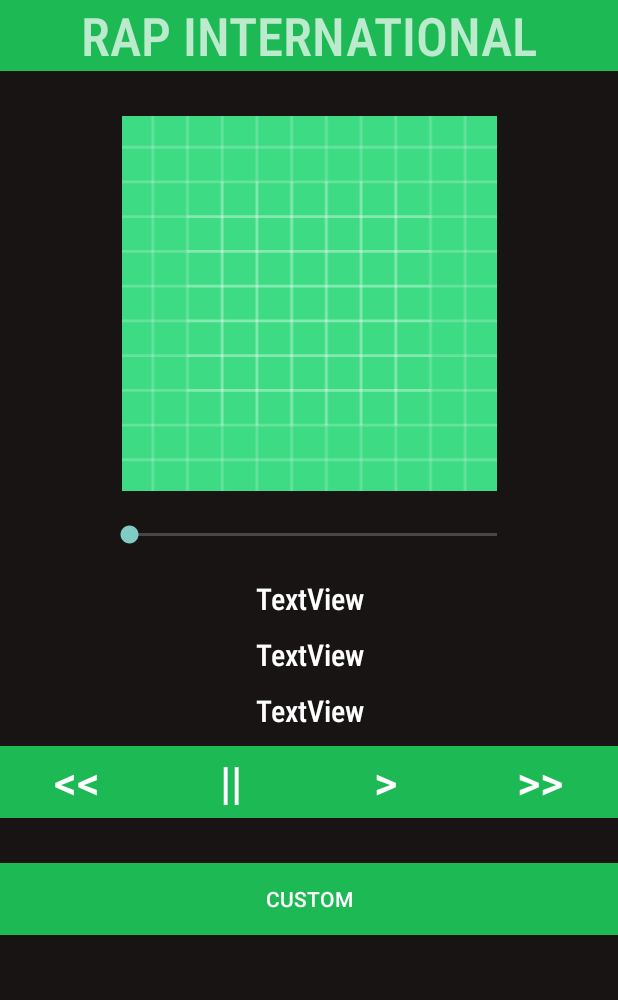
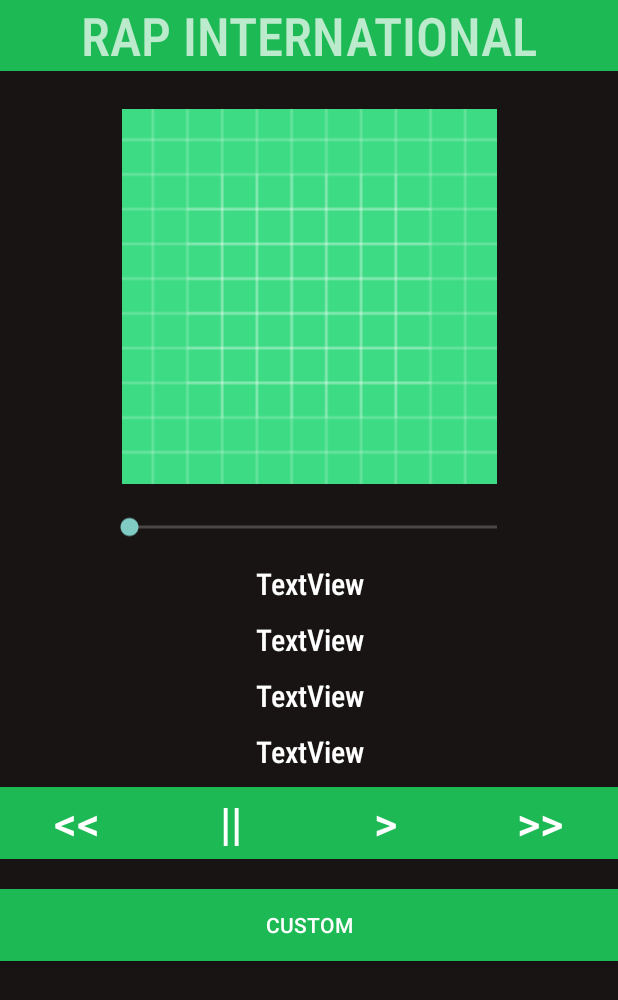
Before and after one commit to qRayne/Clone-Spotify, an Android app: the layout activity_main.xml on its own in the app's theme, with its tools: preview values and no code run, on a phone screen of 412 x 824 dp. Shown: the top 1000 px of the screen. Run offline under Robolectric (Android 15) with nearby library versions, the phone set to English and light mode, and no system bars.

Commit message:
added duration when song is played

```diff
--- a/Code/app/src/main/java/com/example/clonespotify/MainActivity.java
+++ b/Code/app/src/main/java/com/example/clonespotify/MainActivity.java
@@ -21,10 +21,12 @@ import androidx.appcompat.app.AppCompatActivity;
 
 import com.spotify.protocol.client.CallResult;
 
+import java.util.concurrent.TimeUnit;
+
 public class MainActivity extends AppCompatActivity {
 
     ImageView imageCover;
-    TextView textViewArtiste, textViewChanson,textViewTemps,titleApp2;
+    TextView textViewArtiste, textViewChanson,textViewTemps,titleApp2,textViewDureeEnCours;
     SeekBar progression;
     Button buttonBeforeMusic, buttonPauseMusic, buttonPlayMusic, buttonAfterMusic, buttonCustom;
     Chronometer chronometerChanson;
@@ -52,6 +54,7 @@ public class MainActivity extends AppCompatActivity {
         textViewArtiste = findViewById(R.id.textViewArtiste);
         textViewChanson = findViewById(R.id.textViewChanson);
         textViewTemps = findViewById(R.id.textViewTemps);
+        textViewDureeEnCours = findViewById(R.id.textViewDureeEnCours);
         chronometerChanson = findViewById(R.id.chronometerChanson);
         progression = findViewById(R.id.seekBarProgression);
         launcher = registerForActivityResult(new ActivityResultContracts.StartActivityForResult(),new customUI());
@@ -133,6 +136,10 @@ public class MainActivity extends AppCompatActivity {
             }
             tempsProgression++; // incrementera soit à partir de 0 ou à partir de la progression actuelle de la bar
             progression.setProgress(tempsProgression);
+
+            // Afficher en continue les secondes ecoulees
+            // le premier progress.geProgress est pour les minutes et le seconds pour les secondes
+            textViewDureeEnCours.setText(String.format("%02d:%02d",(progression.getProgress() % 3600) / 60,progression.getProgress() % 60));
         }
     }
 
--- a/Code/app/src/main/res/layout/activity_main.xml
+++ b/Code/app/src/main/res/layout/activity_main.xml
@@ -29,7 +29,7 @@
         android:id="@+id/imageViewCover"
         android:layout_width="match_parent"
         android:layout_height="250dp"
-        android:translationY="30sp"
+        android:translationY="25sp"
         app:srcCompat="@drawable/ic_launcher_background" />
 
     <SeekBar
@@ -37,7 +37,18 @@
         android:layout_width="277dp"
         android:layout_height="wrap_content"
         android:translationX="70sp"
-        android:translationY="50sp" />
+        android:translationY="45sp" />
+
+    <TextView
+        android:id="@+id/textViewDureeEnCours"
+        android:layout_width="match_parent"
+        android:layout_height="wrap_content"
+        android:fontFamily="sans-serif-condensed-medium"
+        android:text="TextView"
+        android:textAlignment="center"
+        android:textColor="#FFFFFF"
+        android:textSize="20sp"
+        android:translationY="60sp" />
 
     <TextView
         android:id="@+id/textViewTemps"
@@ -122,6 +133,6 @@
         android:layout_height="wrap_content"
         android:background="@color/green_spotify"
         android:text="CUSTOM"
-        android:translationY="130dp" />
+        android:translationY="120dp" />
 
 </LinearLayout>
```
